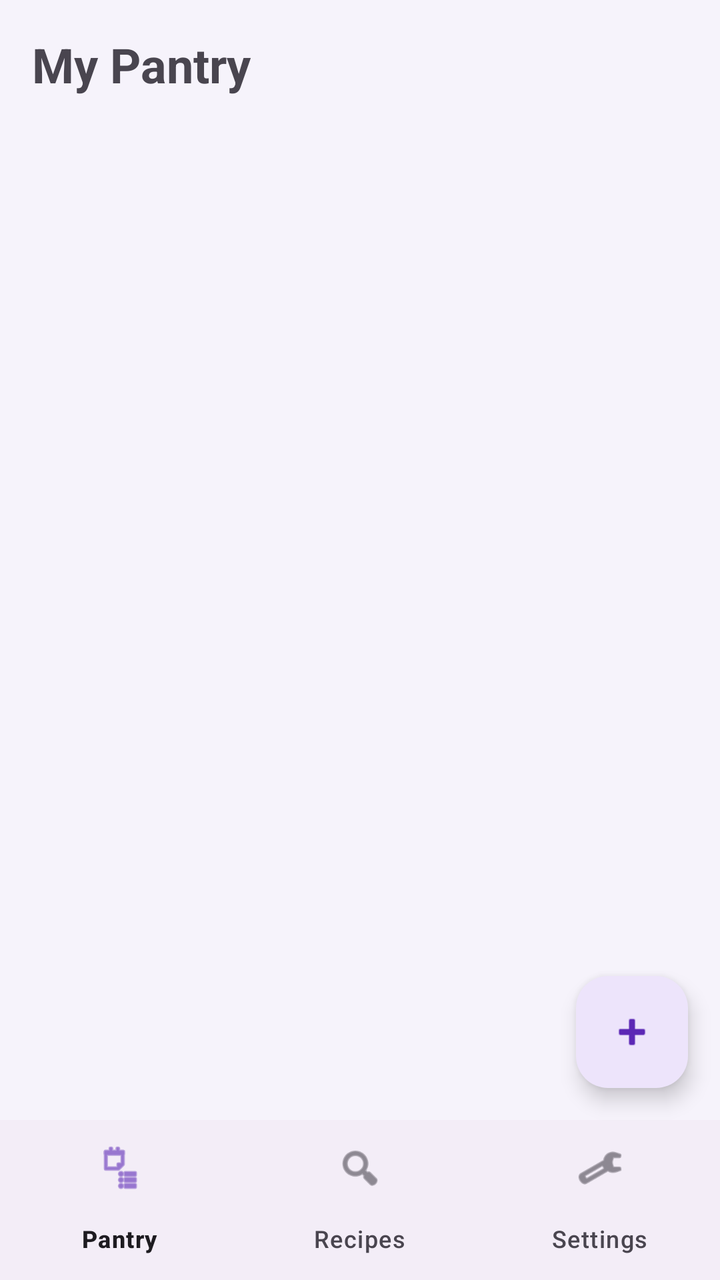
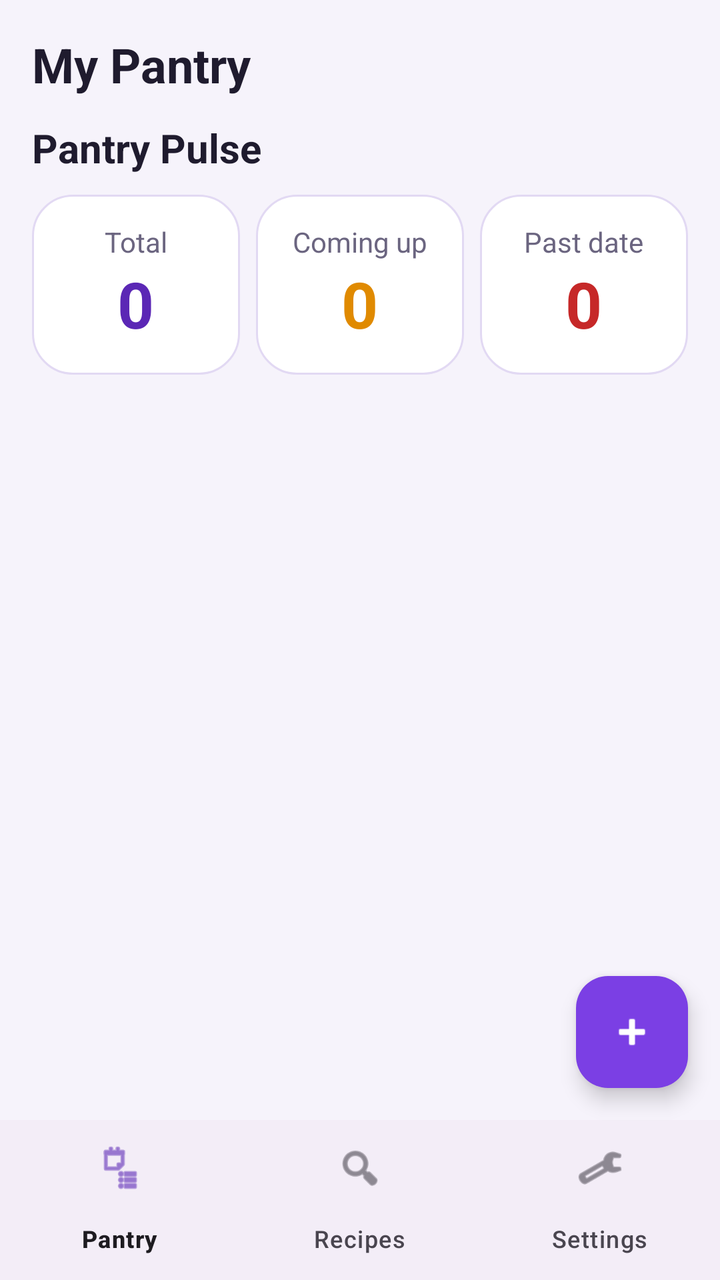

An Android layout rendered at two revisions. The XML below is the earlier revision; the diff shows what the commit changed to produce the second picture.
<!-- AndroidManifest.xml: application theme Theme.SmartPantryManager -->
<!-- res/layout/activity_main.xml -->
<?xml version="1.0" encoding="utf-8"?>
<androidx.constraintlayout.widget.ConstraintLayout
    xmlns:android="http://schemas.android.com/apk/res/android"
    xmlns:app="http://schemas.android.com/apk/res-auto"
    android:id="@+id/main"
    android:layout_width="match_parent"
    android:layout_height="match_parent">

    <TextView
        android:id="@+id/textTitle"
        android:layout_width="0dp"
        android:layout_height="wrap_content"
        android:padding="16dp"
        android:text="My Pantry"
        android:textSize="24sp"
        android:textStyle="bold"
        app:layout_constraintTop_toTopOf="parent"
        app:layout_constraintStart_toStartOf="parent"
        app:layout_constraintEnd_toEndOf="parent" />

    <androidx.recyclerview.widget.RecyclerView
        android:id="@+id/recyclerPantry"
        android:layout_width="0dp"
        android:layout_height="0dp"
        android:clipToPadding="false"
        android:padding="8dp"
        android:paddingBottom="80dp"
        app:layout_constraintTop_toBottomOf="@id/textTitle"
        app:layout_constraintBottom_toTopOf="@id/bottomNav"
        app:layout_constraintStart_toStartOf="parent"
        app:layout_constraintEnd_toEndOf="parent" />

    <TextView
        android:id="@+id/textEmpty"
        android:layout_width="0dp"
        android:layout_height="wrap_content"
        android:gravity="center"
        android:padding="32dp"
        android:text="Your pantry is empty. Tap + to add an ingredient."
        android:textSize="16sp"
        android:visibility="gone"
        app:layout_constraintTop_toTopOf="parent"
        app:layout_constraintBottom_toTopOf="@id/bottomNav"
        app:layout_constraintStart_toStartOf="parent"
        app:layout_constraintEnd_toEndOf="parent" />

    <com.google.android.material.floatingactionbutton.FloatingActionButton
        android:id="@+id/fabAdd"
        android:layout_width="wrap_content"
        android:layout_height="wrap_content"
        android:layout_margin="16dp"
        android:contentDescription="Add ingredient"
        android:src="@android:drawable/ic_input_add"
        app:layout_constraintBottom_toTopOf="@id/bottomNav"
        app:layout_constraintEnd_toEndOf="parent" />

    <com.google.android.material.bottomnavigation.BottomNavigationView
        android:id="@+id/bottomNav"
        android:layout_width="0dp"
        android:layout_height="wrap_content"
        app:menu="@menu/bottom_nav_menu"
        app:layout_constraintBottom_toBottomOf="parent"
        app:layout_constraintStart_toStartOf="parent"
        app:layout_constraintEnd_toEndOf="parent" />

</androidx.constraintlayout.widget.ConstraintLayout>
<!-- resources referenced by this layout -->
<resources>
  <style name="Theme.SmartPantryManager" parent="Base.Theme.SmartPantryManager" />
  <style name="Base.Theme.SmartPantryManager" parent="Theme.Material3.Light.NoActionBar">
  
          <item name="colorPrimary">@color/brand_primary</item>
          <item name="colorPrimaryDark">@color/brand_primary_dark</item>
          <item name="android:statusBarColor">@color/brand_primary_dark</item>
          <item name="android:windowBackground">@color/page_background</item>
          <item name="colorPrimary">@color/pantry_green</item>
          <item name="colorOnPrimary">@color/white</item>
          <item name="colorPrimaryContainer">@color/pantry_green_light</item>
          <item name="colorOnPrimaryContainer">@color/pantry_green_dark</item>
          <item name="colorSecondary">@color/pantry_orange</item>
          <item name="colorOnSecondary">@color/white</item>
          <item name="colorSecondaryContainer">@color/pantry_green_light</item>
          <item name="colorOnSecondaryContainer">@color/pantry_green_dark</item>
          <item name="android:windowBackground">@color/pantry_background</item>
      </style>
  <color name="brand_primary">#7B3FE4</color>
  <color name="brand_primary_dark">#5B27B5</color>
  <color name="page_background">#F6F3FB</color>
  <color name="pantry_green">#7B3FE4</color>
  <color name="white">#FFFFFF</color>
  <color name="pantry_green_light">#EDE4FB</color>
  <color name="pantry_green_dark">#5B27B5</color>
  <color name="pantry_orange">#E08A00</color>
  <color name="pantry_background">#F6F3FB</color>
</resources>

<!-- the commit's change to res/layout/activity_main.xml (unified diff, before → after) -->
@@ -4,31 +4,48 @@
     xmlns:app="http://schemas.android.com/apk/res-auto"
     android:id="@+id/main"
     android:layout_width="match_parent"
-    android:layout_height="match_parent">
+    android:layout_height="match_parent"
+    android:background="@color/page_background">
 
     <TextView
         android:id="@+id/textTitle"
+        style="@style/ScreenTitle"
         android:layout_width="0dp"
         android:layout_height="wrap_content"
-        android:padding="16dp"
+        android:paddingStart="16dp"
+        android:paddingTop="16dp"
+        android:paddingEnd="16dp"
+        android:paddingBottom="8dp"
         android:text="My Pantry"
-        android:textSize="24sp"
-        android:textStyle="bold"
-        app:layout_constraintTop_toTopOf="parent"
+        app:layout_constraintEnd_toEndOf="parent"
         app:layout_constraintStart_toStartOf="parent"
-        app:layout_constraintEnd_toEndOf="parent" />
+        app:layout_constraintTop_toTopOf="parent" />
+
+    <include
+        android:id="@+id/pantryPulse"
+        layout="@layout/include_pantry_pulse"
+        android:layout_width="0dp"
+        android:layout_height="wrap_content"
+        android:layout_marginStart="16dp"
+        android:layout_marginTop="4dp"
+        android:layout_marginEnd="16dp"
+        app:layout_constraintEnd_toEndOf="parent"
+        app:layout_constraintStart_toStartOf="parent"
+        app:layout_constraintTop_toBottomOf="@id/textTitle" />
 
     <androidx.recyclerview.widget.RecyclerView
         android:id="@+id/recyclerPantry"
         android:layout_width="0dp"
         android:layout_height="0dp"
+        android:layout_marginTop="8dp"
         android:clipToPadding="false"
-        android:padding="8dp"
+        android:paddingStart="4dp"
+        android:paddingEnd="4dp"
         android:paddingBottom="80dp"
-        app:layout_constraintTop_toBottomOf="@id/textTitle"
         app:layout_constraintBottom_toTopOf="@id/bottomNav"
+        app:layout_constraintEnd_toEndOf="parent"
         app:layout_constraintStart_toStartOf="parent"
-        app:layout_constraintEnd_toEndOf="parent" />
+        app:layout_constraintTop_toBottomOf="@id/pantryPulse" />
 
     <TextView
         android:id="@+id/textEmpty"
@@ -37,12 +54,13 @@
         android:gravity="center"
         android:padding="32dp"
         android:text="Your pantry is empty. Tap + to add an ingredient."
+        android:textColor="@color/text_secondary"
         android:textSize="16sp"
         android:visibility="gone"
-        app:layout_constraintTop_toTopOf="parent"
         app:layout_constraintBottom_toTopOf="@id/bottomNav"
+        app:layout_constraintEnd_toEndOf="parent"
         app:layout_constraintStart_toStartOf="parent"
-        app:layout_constraintEnd_toEndOf="parent" />
+        app:layout_constraintTop_toBottomOf="@id/pantryPulse" />
 
     <com.google.android.material.floatingactionbutton.FloatingActionButton
         android:id="@+id/fabAdd"
@@ -51,16 +69,128 @@
         android:layout_margin="16dp"
         android:contentDescription="Add ingredient"
         android:src="@android:drawable/ic_input_add"
+        app:backgroundTint="@color/brand_primary"
         app:layout_constraintBottom_toTopOf="@id/bottomNav"
-        app:layout_constraintEnd_toEndOf="parent" />
+        app:layout_constraintEnd_toEndOf="parent"
+        app:tint="@android:color/white" />
 
     <com.google.android.material.bottomnavigation.BottomNavigationView
         android:id="@+id/bottomNav"
         android:layout_width="0dp"
         android:layout_height="wrap_content"
-        app:menu="@menu/bottom_nav_menu"
         app:layout_constraintBottom_toBottomOf="parent"
+        app:layout_constraintEnd_toEndOf="parent"
         app:layout_constraintStart_toStartOf="parent"
-        app:layout_constraintEnd_toEndOf="parent" />
+        app:menu="@menu/bottom_nav_menu" />
 
 </androidx.constraintlayout.widget.ConstraintLayout>
+<!-- res/layout/include_pantry_pulse.xml (included above) -->
+<?xml version="1.0" encoding="utf-8"?>
+<LinearLayout xmlns:android="http://schemas.android.com/apk/res/android"
+    android:layout_width="match_parent"
+    android:layout_height="wrap_content"
+    android:orientation="vertical">
+
+    <TextView
+        style="@style/SectionTitle"
+        android:layout_width="wrap_content"
+        android:layout_height="wrap_content"
+        android:text="@string/pantry_pulse_title" />
+
+    <LinearLayout
+        android:layout_width="match_parent"
+        android:layout_height="wrap_content"
+        android:layout_marginTop="10dp"
+        android:orientation="horizontal"
+        android:weightSum="3">
+
+        <LinearLayout
+            android:id="@+id/cardPulseTotal"
+            android:layout_width="0dp"
+            android:layout_height="wrap_content"
+            android:layout_marginEnd="8dp"
+            android:layout_weight="1"
+            android:background="@drawable/bg_card"
+            android:clickable="true"
+            android:focusable="true"
+            android:foreground="?attr/selectableItemBackground"
+            android:gravity="center"
+            android:orientation="vertical"
+            android:padding="14dp">
+
+            <TextView
+                android:layout_width="wrap_content"
+                android:layout_height="wrap_content"
+                android:text="@string/pantry_pulse_total"
+                android:textColor="@color/text_secondary" />
+
+            <TextView
+                android:id="@+id/tvPulseTotal"
+                android:layout_width="wrap_content"
+                android:layout_height="wrap_content"
+                android:text="0"
+                android:textColor="@color/stat_total"
+                android:textSize="32sp"
+                android:textStyle="bold" />
+        </LinearLayout>
+
+        <LinearLayout
+            android:id="@+id/cardPulseSoon"
+            android:layout_width="0dp"
+            android:layout_height="wrap_content"
+            android:layout_marginEnd="8dp"
+            android:layout_weight="1"
+            android:background="@drawable/bg_card"
+            android:clickable="true"
+            android:focusable="true"
+            android:foreground="?attr/selectableItemBackground"
+            android:gravity="center"
+            android:orientation="vertical"
+            android:padding="14dp">
+
+            <TextView
+                android:layout_width="wrap_content"
+                android:layout_height="wrap_content"
+                android:text="@string/pantry_pulse_soon"
+                android:textColor="@color/text_secondary" />
+
+            <TextView
+                android:id="@+id/tvPulseSoon"
+                android:layout_width="wrap_content"
+                android:layout_height="wrap_content"
+                android:text="0"
+                android:textColor="@color/stat_coming_up"
+                android:textSize="32sp"
+                android:textStyle="bold" />
+        </LinearLayout>
+
+        <LinearLayout
+            android:id="@+id/cardPulseExpired"
+            android:layout_width="0dp"
+            android:layout_height="wrap_content"
+            android:layout_weight="1"
+            android:background="@drawable/bg_card"
+            android:clickable="true"
+            android:focusable="true"
+            android:foreground="?attr/selectableItemBackground"
+            android:gravity="center"
+            android:orientation="vertical"
+            android:padding="14dp">
+
+            <TextView
+                android:layout_width="wrap_content"
+                android:layout_height="wrap_content"
+                android:text="@string/pantry_pulse_expired"
+                android:textColor="@color/text_secondary" />
+
+            <TextView
+                android:id="@+id/tvPulseExpired"
+                android:layout_width="wrap_content"
+                android:layout_height="wrap_content"
+                android:text="0"
+                android:textColor="@color/stat_expired"
+                android:textSize="32sp"
+                android:textStyle="bold" />
+        </LinearLayout>
+    </LinearLayout>
+</LinearLayout>
<!-- resource entries referenced after the edit -->
@@ -1,6 +1,9 @@
 <!-- resources referenced by this layout -->
 <resources>
   <style name="Theme.SmartPantryManager" parent="Base.Theme.SmartPantryManager" />
+  <color name="card_background">#FFFFFF</color>
+  <color name="card_stroke">#E2D9F3</color>
+  <color name="text_primary">#1F1B2E</color>
   <style name="Base.Theme.SmartPantryManager" parent="Theme.Material3.Light.NoActionBar">
   
           <item name="colorPrimary">@color/brand_primary</item>
@@ -20,6 +23,31 @@
   <color name="brand_primary">#7B3FE4</color>
   <color name="brand_primary_dark">#5B27B5</color>
   <color name="page_background">#F6F3FB</color>
+  <color name="stat_coming_up">#E08A00</color>
+  <color name="stat_expired">#C62828</color>
+  <color name="stat_total">#5B27B5</color>
+  <color name="text_secondary">#6B6580</color>
+  <!-- drawable bg_card (drawable) -->
+  <?xml version="1.0" encoding="utf-8"?>
+  <shape xmlns:android="http://schemas.android.com/apk/res/android">
+      <solid android:color="@color/card_background"/>
+      <corners android:radius="20dp"/>
+      <stroke android:width="1dp" android:color="@color/card_stroke"/>
+  </shape>
+  <string name="pantry_pulse_expired">Past date</string>
+  <string name="pantry_pulse_soon">Coming up</string>
+  <string name="pantry_pulse_title">Pantry Pulse</string>
+  <string name="pantry_pulse_total">Total</string>
+  <style name="ScreenTitle">
+              <item name="android:textSize">24sp</item>
+              <item name="android:textStyle">bold</item>
+              <item name="android:textColor">@color/text_primary</item>
+          </style>
+  <style name="SectionTitle">
+              <item name="android:textSize">20sp</item>
+              <item name="android:textStyle">bold</item>
+              <item name="android:textColor">@color/text_primary</item>
+          </style>
   <color name="pantry_green">#7B3FE4</color>
   <color name="white">#FFFFFF</color>
   <color name="pantry_green_light">#EDE4FB</color>
